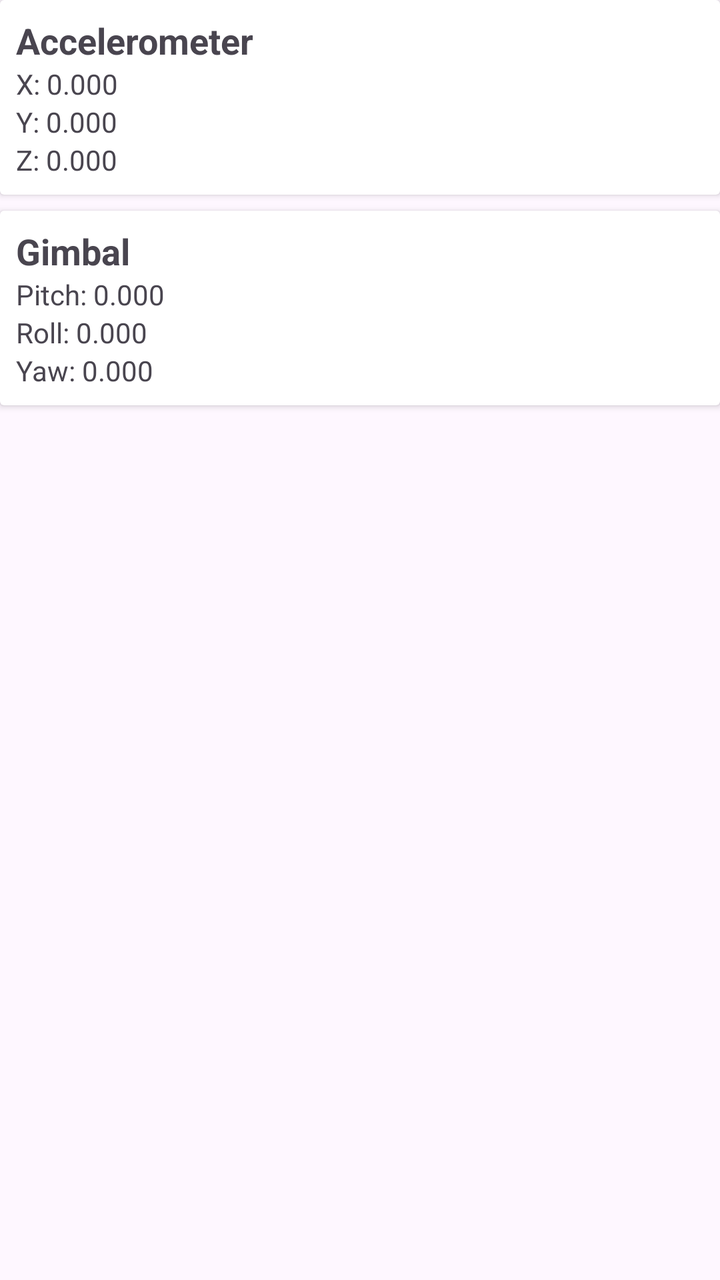
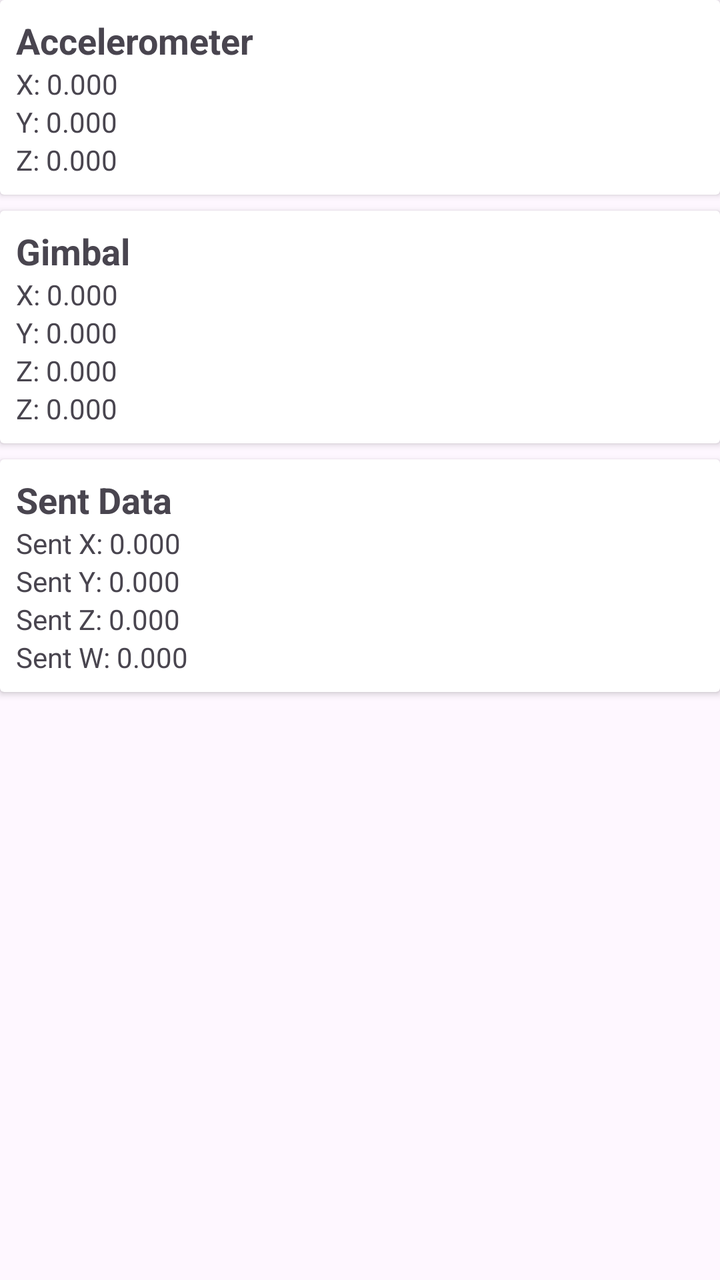

Screens rendered from an Android XML layout before and after an edit, with the pre-edit source and the edit as a unified diff.
<!-- AndroidManifest.xml: application theme Theme.MyApplication -->
<!-- res/layout/fragment_extra_data.xml -->
<?xml version="1.0" encoding="utf-8"?>
<LinearLayout xmlns:android="http://schemas.android.com/apk/res/android"
    xmlns:tools="http://schemas.android.com/tools"
    android:layout_width="match_parent"
    android:layout_height="match_parent"
    android:orientation="vertical"
    tools:context=".fragments.subfragments.ExtraDataFragment">

    <androidx.cardview.widget.CardView
        android:id="@+id/accelerometer_card"
        android:layout_width="match_parent"
        android:layout_height="wrap_content"
        android:layout_marginBottom="8dp">

        <LinearLayout
            android:layout_width="match_parent"
            android:layout_height="wrap_content"
            android:orientation="vertical"
            android:padding="8dp">

            <TextView
                android:layout_width="wrap_content"
                android:layout_height="wrap_content"
                android:text="@string/accelerometer"
                android:textSize="18sp"
                android:textStyle="bold" />

            <TextView
                android:id="@+id/accXExtra"
                android:layout_width="wrap_content"
                android:layout_height="wrap_content"
                android:text="X: 0.000" />

            <TextView
                android:id="@+id/accYExtra"
                android:layout_width="wrap_content"
                android:layout_height="wrap_content"
                android:text="Y: 0.000" />

            <TextView
                android:id="@+id/accZExtra"
                android:layout_width="wrap_content"
                android:layout_height="wrap_content"
                android:text="Z: 0.000" />

        </LinearLayout>

    </androidx.cardview.widget.CardView>

    <androidx.cardview.widget.CardView
        android:id="@+id/gimbal_card"
        android:layout_width="match_parent"
        android:layout_height="wrap_content"
        android:layout_marginBottom="8dp">

        <LinearLayout
            android:layout_width="match_parent"
            android:layout_height="wrap_content"
            android:orientation="vertical"
            android:padding="8dp">

            <TextView
                android:layout_width="wrap_content"
                android:layout_height="wrap_content"
                android:text="@string/gimbal"
                android:textSize="18sp"
                android:textStyle="bold" />

            <TextView
                android:id="@+id/pitch"
                android:layout_width="wrap_content"
                android:layout_height="wrap_content"
                android:text="Pitch: 0.000" />

            <TextView
                android:id="@+id/roll"
                android:layout_width="wrap_content"
                android:layout_height="wrap_content"
                android:text="Roll: 0.000" />

            <TextView
                android:id="@+id/yaw"
                android:layout_width="wrap_content"
                android:layout_height="wrap_content"
                android:text="Yaw: 0.000" />

        </LinearLayout>

    </androidx.cardview.widget.CardView>

</LinearLayout>
<!-- resources referenced by this layout -->
<resources>
  <string name="accelerometer">Accelerometer</string>
  <string name="gimbal">Gimbal</string>
  <style name="Theme.MyApplication" parent="Base.Theme.MyApplication" />
  <style name="Base.Theme.MyApplication" parent="Theme.Material3.DayNight.NoActionBar">
          
          
      </style>
</resources>

<!-- the commit's change to res/layout/fragment_extra_data.xml (unified diff, before → after) -->
@@ -67,25 +67,77 @@
                 android:textStyle="bold" />
 
             <TextView
-                android:id="@+id/pitch"
+                android:id="@+id/X"
                 android:layout_width="wrap_content"
                 android:layout_height="wrap_content"
-                android:text="Pitch: 0.000" />
+                android:text="X: 0.000" />
 
             <TextView
-                android:id="@+id/roll"
+                android:id="@+id/Y"
                 android:layout_width="wrap_content"
                 android:layout_height="wrap_content"
-                android:text="Roll: 0.000" />
+                android:text="Y: 0.000" />
 
             <TextView
-                android:id="@+id/yaw"
+                android:id="@+id/Z"
                 android:layout_width="wrap_content"
                 android:layout_height="wrap_content"
-                android:text="Yaw: 0.000" />
+                android:text="Z: 0.000" />
+
+            <TextView
+                android:id="@+id/W"
+                android:layout_width="wrap_content"
+                android:layout_height="wrap_content"
+                android:text="Z: 0.000" />
 
         </LinearLayout>
 
     </androidx.cardview.widget.CardView>
 
+    <androidx.cardview.widget.CardView
+        android:id="@+id/sent_data_card"
+        android:layout_width="match_parent"
+        android:layout_height="wrap_content"
+        android:layout_marginBottom="8dp">
+
+        <LinearLayout
+            android:layout_width="match_parent"
+            android:layout_height="wrap_content"
+            android:orientation="vertical"
+            android:padding="8dp">
+
+            <TextView
+                android:layout_width="wrap_content"
+                android:layout_height="wrap_content"
+                android:text="@string/sent_data"
+                android:textSize="18sp"
+                android:textStyle="bold" />
+
+            <TextView
+                android:id="@+id/sent_X"
+                android:layout_width="wrap_content"
+                android:layout_height="wrap_content"
+                android:text="Sent X: 0.000" />
+
+            <TextView
+                android:id="@+id/sent_Y"
+                android:layout_width="wrap_content"
+                android:layout_height="wrap_content"
+                android:text="Sent Y: 0.000" />
+
+            <TextView
+                android:id="@+id/sent_Z"
+                android:layout_width="wrap_content"
+                android:layout_height="wrap_content"
+                android:text="Sent Z: 0.000" />
+
+            <TextView
+                android:id="@+id/sent_W"
+                android:layout_width="wrap_content"
+                android:layout_height="wrap_content"
+                android:text="Sent W: 0.000" />
+
+        </LinearLayout>
+    </androidx.cardview.widget.CardView>
+
 </LinearLayout>
<!-- resource entries referenced after the edit -->
@@ -2,6 +2,7 @@
 <resources>
   <string name="accelerometer">Accelerometer</string>
   <string name="gimbal">Gimbal</string>
+  <string name="sent_data">Sent Data</string>
   <style name="Theme.MyApplication" parent="Base.Theme.MyApplication" />
   <style name="Base.Theme.MyApplication" parent="Theme.Material3.DayNight.NoActionBar">
           
